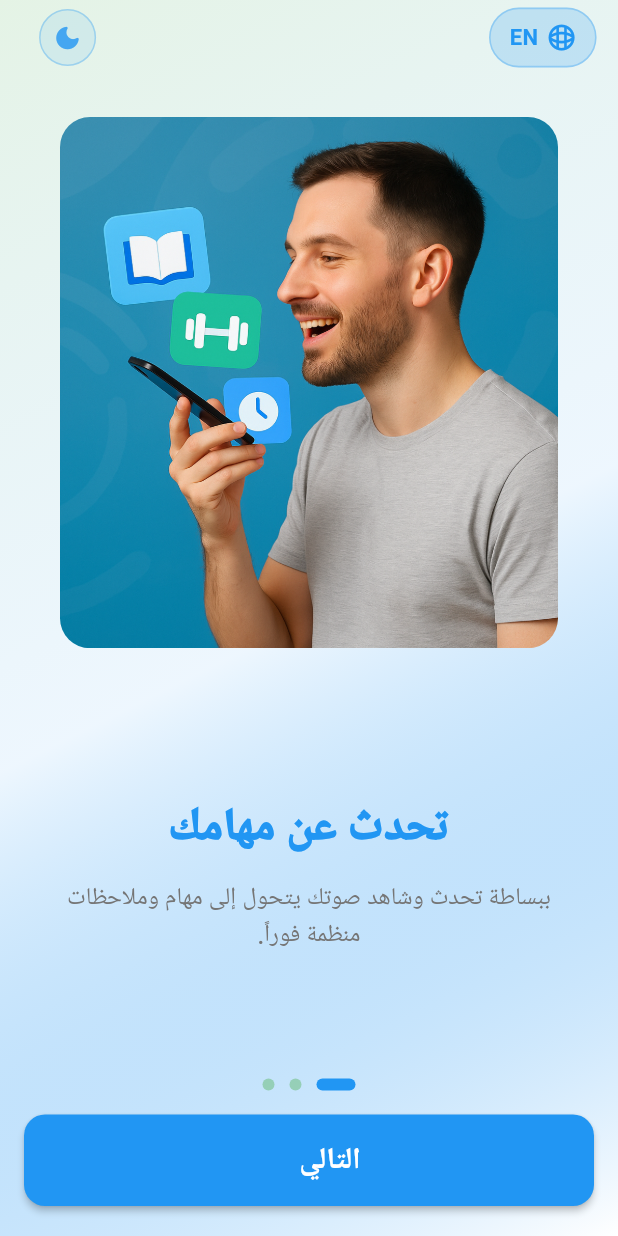
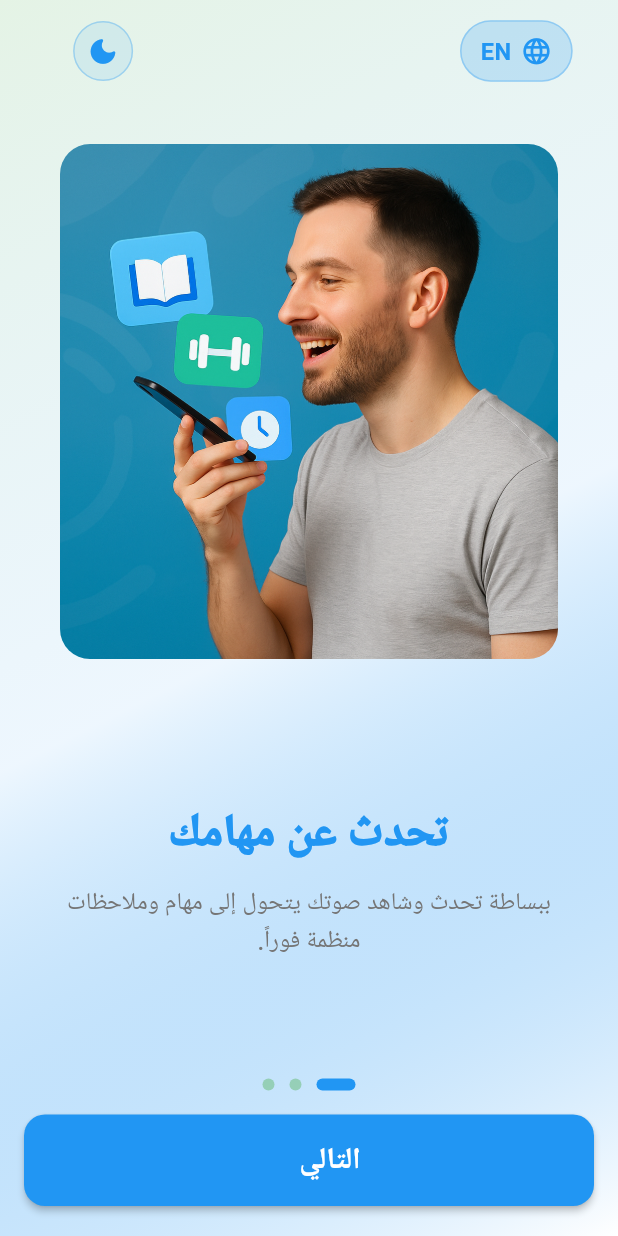
Before and after one commit to Voclio/voclio-mobile, a Flutter app: the screen it shows after launch, after a tap on "AR", on a phone screen of 412 x 824 dp. Run offline on Flutter 3.47's test engine with Material 3 defaults, Android fonts, the phone set to English and light mode, and no system bars; our stand-ins replace animate_do, connectivity_plus, dio, equatable, flutter_bloc, flutter_screenutil and 3 more.

Commit message:
refactor: Improve UI consistency and animations
Refactored the top controls for theme and language toggles by centralizing padding in parent screens (`LoginScreen`, `RegisterScreen`, `OnboardingScreen`) and removing it from the `AuthTopControls` widget.

Introduced a reusable `_AnimatedDirectionButton` in the onboarding screen to standardize animations, replacing separate fade and slide implementations.

Updated the `RegisterScreen` to use a `ListView` instead of `SingleChildScrollView` to better handle layout and prevent potential overflow issues.

```diff
--- a/lib/core/onboarding/onboarding_screen.dart
+++ b/lib/core/onboarding/onboarding_screen.dart
@@ -199,18 +199,22 @@ class _OnboardingScreenState
 
   Widget _buildTopControls(BuildContext context) {
     final colors = context.colors;
-    return Row(
+    final isArabic = LanguageController.instance.isArabic;
+    final isDark = ThemeController.instance.isDarkMode.value;
 
+    return Padding(
+      padding: const EdgeInsets.symmetric(horizontal: 16, vertical: 8),
+      child: Row(
         children: [
-        // Language Toggle Button
-        CustomFadeInRight(
-          duration: 600,
+          _AnimatedDirectionButton(
+            direction: isArabic ? AnimationDirection.right : AnimationDirection.left,
+            duration: const Duration(milliseconds: 600),
             child: GestureDetector(
               onTap: () async {
                 await LanguageController.instance.toggleLanguage();
               },
               child: SmoothContainerTransition(
-              isActive: LanguageController.instance.isArabic,
+                isActive: isArabic,
                 activeColor: colors.primary!.withOpacity(0.2),
                 inactiveColor: colors.primary!.withOpacity(0.1),
                 duration: const Duration(milliseconds: 300),
@@ -221,24 +225,15 @@ class _OnboardingScreenState
                   child: Row(
                     mainAxisSize: MainAxisSize.min,
                     children: [
-                    SmoothToggleAnimation(
-                      isActive: LanguageController.instance.isArabic,
-                      duration: const Duration(milliseconds: 400),
-                      curve: Curves.elasticOut,
-                      rotationAngle: 0.25,
-                      child: Icon(
-                        Icons.language_rounded,
+                      Icon(Icons.language_rounded, color: colors.primary, size: 20),
+                      const SizedBox(width: 6),
+                      Text(
+                        isArabic ? 'EN' : 'AR',
+                        style: TextStyle(
                           color: colors.primary,
-                        size: 18,
+                          fontWeight: FontWeight.w600,
+                          fontSize: 15,
                         ),
-                    ),
-                    const SizedBox(width: 6),
-                    SmoothTextTransition(
-                      text: LanguageController.instance.isArabic ? 'EN' : 'AR',
-                      isActive: LanguageController.instance.isArabic,
-                      duration: const Duration(milliseconds: 350),
-                      curve: Curves.easeInOut,
-                      textColor: colors.primary,
                       ),
                     ],
                   ),
@@ -246,16 +241,17 @@ class _OnboardingScreenState
               ),
             ),
           ),
-         SizedBox(width:240.w ),
-        // Dark Mode Toggle Button
-        CustomFadeInRight(
-          duration: 700,
+            SizedBox(width: 200.w,),
+          // 🌗 Dark Mode Toggle Button
+          _AnimatedDirectionButton(
+            direction: isDark ? AnimationDirection.left : AnimationDirection.right,
+            duration: const Duration(milliseconds: 600),
             child: GestureDetector(
               onTap: () async {
                 await ThemeController.instance.toggleTheme();
               },
               child: SmoothContainerTransition(
-              isActive: ThemeController.instance.isDarkMode.value,
+                isActive: isDark,
                 activeColor: colors.primary!.withOpacity(0.2),
                 inactiveColor: colors.primary!.withOpacity(0.1),
                 duration: const Duration(milliseconds: 300),
@@ -263,25 +259,17 @@ class _OnboardingScreenState
                 borderRadius: 20,
                 child: Padding(
                   padding: const EdgeInsets.all(8),
-                child: SmoothToggleAnimation(
-                  isActive: ThemeController.instance.isDarkMode.value,
-                  duration: const Duration(milliseconds: 500),
-                  curve: Curves.elasticOut,
-                  rotationAngle: 0.5,
-                  scaleEffect: true,
                   child: Icon(
-                    ThemeController.instance.isDarkMode.value
-                        ? Icons.light_mode_rounded
-                        : Icons.dark_mode_rounded,
+                    isDark ? Icons.light_mode_rounded : Icons.dark_mode_rounded,
                     color: colors.primary,
-                    size: 20,
-                  ),
+                    size: 22,
                   ),
                 ),
               ),
             ),
           ),
         ],
+      ),
     );
   }
 }
@@ -415,3 +403,81 @@ class _DotsIndicator extends StatelessWidget {
     );
   }
 }
+enum AnimationDirection { left, right }
+
+class _AnimatedDirectionButton extends StatefulWidget {
+  final Widget child;
+  final AnimationDirection direction;
+  final Duration duration;
+
+  const _AnimatedDirectionButton({
+    required this.child,
+    required this.direction,
+    required this.duration,
+  });
+
+  @override
+  State<_AnimatedDirectionButton> createState() => _AnimatedDirectionButtonState();
+}
+
+class _AnimatedDirectionButtonState extends State<_AnimatedDirectionButton>
+    with SingleTickerProviderStateMixin {
+  late AnimationController _controller;
+  late Animation<Offset> _slideAnimation;
+  late Animation<double> _fadeAnimation;
+  late Animation<double> _rotationAnimation;
+
+  @override
+  void initState() {
+    super.initState();
+    _controller = AnimationController(vsync: this, duration: widget.duration);
+    _setupAnimations();
+    _controller.forward();
+  }
+
+  void _setupAnimations() {
+    final beginOffset =
+    widget.direction == AnimationDirection.right ? const Offset(0.3, 0) : const Offset(-0.3, 0);
+
+    _slideAnimation = Tween<Offset>(
+      begin: beginOffset,
+      end: Offset.zero,
+    ).animate(CurvedAnimation(parent: _controller, curve: Curves.easeOutBack));
+
+    _fadeAnimation = CurvedAnimation(parent: _controller, curve: Curves.easeIn);
+
+    _rotationAnimation = Tween<double>(
+      begin: widget.direction == AnimationDirection.right ? 0.04 : -0.04,
+      end: 0.0,
+    ).animate(CurvedAnimation(parent: _controller, curve: Curves.easeOut));
+  }
+
+  @override
+  void didUpdateWidget(covariant _AnimatedDirectionButton oldWidget) {
+    super.didUpdateWidget(oldWidget);
+    if (oldWidget.direction != widget.direction) {
+      _setupAnimations();
+      _controller.forward(from: 0);
+    }
+  }
+
+  @override
+  Widget build(BuildContext context) {
+    return SlideTransition(
+      position: _slideAnimation,
+      child: FadeTransition(
+        opacity: _fadeAnimation,
+        child: RotationTransition(
+          turns: _rotationAnimation,
+          child: widget.child,
+        ),
+      ),
+    );
+  }
+
+  @override
+  void dispose() {
+    _controller.dispose();
+    super.dispose();
+  }
+}
--- a/lib/features/auth/presentation/screens/login_screen.dart
+++ b/lib/features/auth/presentation/screens/login_screen.dart
@@ -72,7 +72,7 @@ class _LoginScreenState extends State<LoginScreen> {
               child: SingleChildScrollView(
                 physics: const AlwaysScrollableScrollPhysics(),
                 padding: EdgeInsets.symmetric(
-                  horizontal: isSmall ? 20.w : 24.w,
+                  horizontal: isSmall ? 20.w : 16.w,
                   vertical: isSmall ? 16.h : 20.h,
                 ),
               child: ConstrainedBox(
--- a/lib/features/auth/presentation/screens/register_screen.dart
+++ b/lib/features/auth/presentation/screens/register_screen.dart
@@ -40,14 +40,15 @@ class _RegisterScreenState extends State<RegisterScreen> {
 
 
 
+
   @override
   Widget build(BuildContext context) {
     final size = MediaQuery.of(context).size;
     final isSmall = size.height < 700;
+
     return BlocListener<AuthBloc, AuthState>(
       listener: (context, state) {
         if (state is AuthSuccess) {
-          // Navigate to home screen
           context.goRoute(AppRouter.home);
         } else if (state is AuthError) {
           ScaffoldMessenger.of(context).showSnackBar(
@@ -59,7 +60,10 @@ class _RegisterScreenState extends State<RegisterScreen> {
         }
       },
       child: Scaffold(
+        resizeToAvoidBottomInset: true,
         body: Container(
+          width: double.infinity,
+          height: double.infinity, // يغطي الشاشة بالكامل
           decoration: BoxDecoration(
             gradient: LinearGradient(
               begin: Alignment.topLeft,
@@ -74,28 +78,19 @@ class _RegisterScreenState extends State<RegisterScreen> {
           child: SafeArea(
             child: RefreshIndicator(
               onRefresh: _onRefresh,
-              child: SingleChildScrollView(
+              child: ListView(
+                padding: EdgeInsets.symmetric(
+                  horizontal: isSmall ? 12.w : 18.w,
+                  vertical: 18.h,
+                ),
                 physics: const AlwaysScrollableScrollPhysics(),
-
-              child: Form(
-                key: _formKey,
-                child: Padding(
-                  padding: EdgeInsets.symmetric(
-                    horizontal: isSmall ? 9.w : 16.w,
-                    vertical: isSmall ? 16.h : 16.h,
-                  ),
-                  child: Column(
                 children: [
-                      // Top controls (theme and language toggles)
                   AuthTopControls(),
-
-                       // Title info
                   AuthTitleInfo(
                     title: context.translate(LangKeys.createAccount),
                   ),
                   SizedBox(height: isSmall ? 15.h : 20.h),
 
-                      // Full name field
                   AuthTextField(
                     label: context.translate(LangKeys.fullName),
                     hint: context.translate(LangKeys.fullName),
@@ -108,7 +103,7 @@ class _RegisterScreenState extends State<RegisterScreen> {
                     },
                   ),
                   SizedBox(height: isSmall ? 16.h : 20.h),
-                      // Email field
+
                   AuthTextField(
                     label: context.translate(LangKeys.email),
                     hint: context.translate(LangKeys.email),
@@ -118,16 +113,15 @@ class _RegisterScreenState extends State<RegisterScreen> {
                       if (value == null || value.isEmpty) {
                         return context.translate(LangKeys.validEmail);
                       }
-                          if (!RegExp(r'^[\w-\.]+@([\w-]+\.)+[\w-]{2,4}$').hasMatch(value)) {
+                      if (!RegExp(r'^[\w-\.]+@([\w-]+\.)+[\w-]{2,4}$')
+                          .hasMatch(value)) {
                         return context.translate(LangKeys.validEmail);
                       }
                       return null;
                     },
                   ),
-
                   SizedBox(height: isSmall ? 16.h : 20.h),
 
-                      // Password field
                   AuthTextField(
                     label: context.translate(LangKeys.password),
                     hint: context.translate(LangKeys.password),
@@ -135,7 +129,9 @@ class _RegisterScreenState extends State<RegisterScreen> {
                     obscureText: _obscurePassword,
                     suffixIcon: IconButton(
                       icon: Icon(
-                            _obscurePassword ? Icons.visibility_off : Icons.visibility,
+                        _obscurePassword
+                            ? Icons.visibility_off
+                            : Icons.visibility,
                         color: context.colors.textColor,
                       ),
                       onPressed: () {
@@ -145,27 +141,24 @@ class _RegisterScreenState extends State<RegisterScreen> {
                       },
                     ),
                     validator: (value) {
-                          if (value == null || value.isEmpty) {
-                            return context.translate(LangKeys.validPasswrod);
-                          }
-                          if (value.length < 6) {
+                      if (value == null || value.isEmpty || value.length < 6) {
                         return context.translate(LangKeys.validPasswrod);
                       }
                       return null;
                     },
                   ),
-
                   SizedBox(height: isSmall ? 16.h : 20.h),
 
-                      // Confirm password field
                   AuthTextField(
-                        label: context.translate(LangKeys.passwordConfirmation)??'',
-                        hint: context.translate(LangKeys.passwordConfirmation)??'',
+                    label: context.translate(LangKeys.passwordConfirmation) ?? '',
+                    hint: context.translate(LangKeys.passwordConfirmation) ?? '',
                     controller: _confirmPasswordController,
                     obscureText: _obscureConfirmPassword,
                     suffixIcon: IconButton(
                       icon: Icon(
-                            _obscureConfirmPassword ? Icons.visibility_off : Icons.visibility,
+                        _obscureConfirmPassword
+                            ? Icons.visibility_off
+                            : Icons.visibility,
                         color: context.colors.textColor,
                       ),
                       onPressed: () {
@@ -184,10 +177,8 @@ class _RegisterScreenState extends State<RegisterScreen> {
                       return null;
                     },
                   ),
-
                   SizedBox(height: isSmall ? 24.h : 32.h),
 
-                      // Register button
                   BlocBuilder<AuthBloc, AuthState>(
                     builder: (context, state) {
                       return AuthButton(
@@ -197,10 +188,8 @@ class _RegisterScreenState extends State<RegisterScreen> {
                       );
                     },
                   ),
-
                   SizedBox(height: isSmall ? 20.h : 24.h),
 
-                      // Login link
                   Row(
                     mainAxisAlignment: MainAxisAlignment.center,
                     children: [
@@ -219,12 +208,7 @@ class _RegisterScreenState extends State<RegisterScreen> {
                       ),
                     ],
                   ),
-
-
                 ],
-                  ),
-                ),
-              ),
               ),
             ),
           ),
--- a/lib/features/auth/presentation/widgets/auth_top_controls.dart
+++ b/lib/features/auth/presentation/widgets/auth_top_controls.dart
@@ -28,9 +28,7 @@ class AuthTopControls extends StatelessWidget {
     final size = MediaQuery.of(context).size;
     final isSmall = size.height < 700;
 
-    return Padding(
-      padding: EdgeInsets.symmetric(horizontal: 16.w, vertical: 8.h),
-      child: Row(
+    return Row(
       mainAxisAlignment: MainAxisAlignment.spaceBetween,
       children: [
         /// 🌍 Language Toggle
@@ -103,7 +101,6 @@ class AuthTopControls extends StatelessWidget {
           ),
         ),
       ],
-      ),
     );
   }
 }
```
Lines whose indentation alone changed are shown as unchanged.
